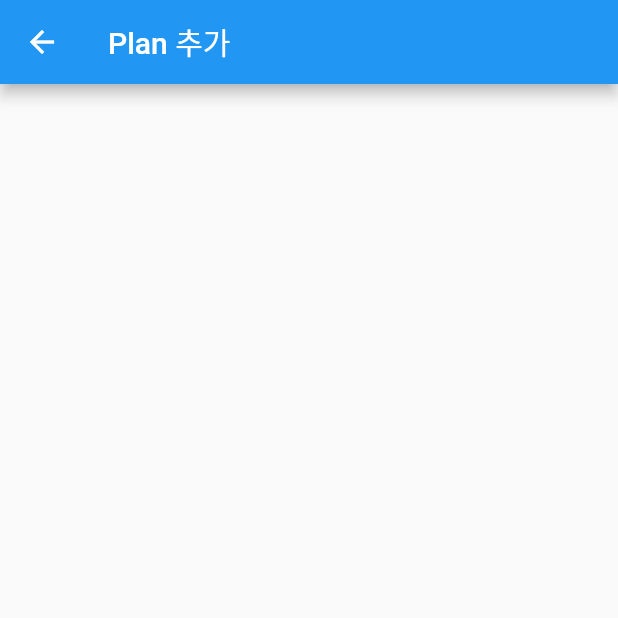
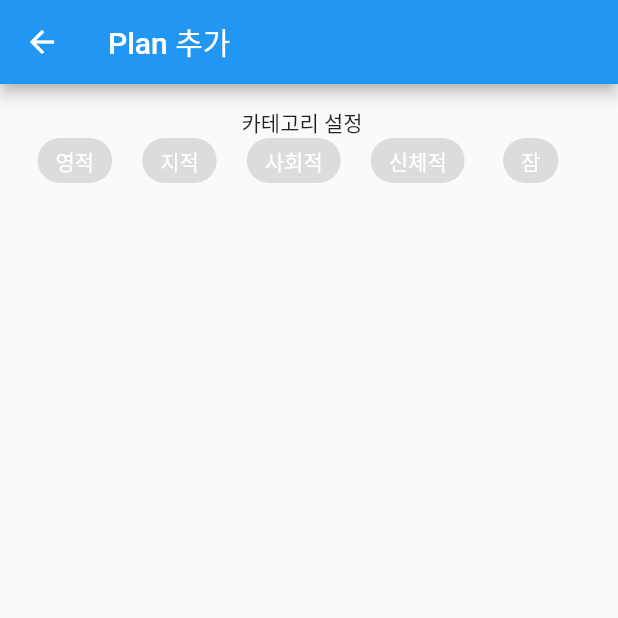
Before and after one commit to dionysus11-source/schedule-app-2021, a Flutter app: the AddPlanner screen opened by its route, on a phone screen of 412 x 824 dp, the top half of it. Run offline on Flutter 3.47's test engine with Material 2 defaults, Android fonts, the phone set to English and light mode, and no system bars; our stand-ins replace sqflite; accounts and stored records are empty.

Commit message:
Add Category Selection chip

```diff
--- a/lib/addPlanner.dart
+++ b/lib/addPlanner.dart
@@ -14,9 +14,53 @@ class AddPlanner extends StatefulWidget {
 }
 
 class _AddPlanner extends State<AddPlanner> {
+  TextEditingController contentController;
+  var category = ['영적', '지적', '사회적', '신체적', '잠'];
+  int _selectedIndex = -1;
+
   @override
   void initState() {
     super.initState();
+  }
+
+  Widget _buildChips() {
+    List<Widget> chips = new List();
+    print(category.length);
+
+    for (int i = 0; i < category.length; ++i) {
+      ChoiceChip choiceChip = ChoiceChip(
+        selected: _selectedIndex == i,
+        label: Text(
+          category[i],
+          style: TextStyle(color: Colors.white),
+        ),
+        //avatar: FlutterLogo(),
+        //elevation: 10,
+        //pressElevation: 5,
+        //shadowColor: Colors.teal,
+        //backgroundColor: Colors.black54,
+        //selectedColor: Colors.blue,
+        onSelected: (bool selected) {
+          setState(() {
+            if (selected) {
+              _selectedIndex = i;
+            }
+          });
+        },
+      );
+      print(choiceChip);
+      chips.add(Padding(
+        padding: EdgeInsets.symmetric(horizontal: 10),
+        child: choiceChip,
+      ));
+    }
+    print(chips[0]);
+    var test = ListView(
+      scrollDirection: Axis.horizontal,
+      children: chips,
+      shrinkWrap: true,
+    );
+    return test;
   }
 
   @override
@@ -25,11 +69,16 @@ class _AddPlanner extends State<AddPlanner> {
       appBar: AppBar(
         title: Text('Plan 추가'),
       ),
-      body: Container(
-        child: Center(
-          child: Column(
-            children: <Widget>[],
-          ),
+      body: Padding(
+        padding: const EdgeInsets.all(15.0),
+        child: Column(
+          children: <Widget>[
+            Text('카테고리 설정'),
+            Container(
+              height: 30,
+              child: _buildChips(),
+            )
+          ],
         ),
       ),
     );
--- a/lib/main.dart
+++ b/lib/main.dart
@@ -37,7 +37,7 @@ class MyApp extends StatelessWidget {
       initialRoute: '/',
       routes: {
         '/': (context) => MainPage(database),
-        'add': (context) => AddPlanner(database)
+        '/add': (context) => AddPlanner(database)
       },
     );
   }
@@ -115,6 +115,13 @@ class _MainPage extends State<MainPage> with SingleTickerProviderStateMixin {
         ],
         controller: controller,
       ),
+      floatingActionButton: FloatingActionButton(
+        onPressed: () async {
+          final todo = await Navigator.of(context).pushNamed('/add');
+        },
+        child: Icon(Icons.add),
+      ),
+      floatingActionButtonLocation: FloatingActionButtonLocation.centerFloat,
     );
   }
 }
--- a/lib/sub/dailyAddPage.dart
+++ b/lib/sub/dailyAddPage.dart
@@ -5,9 +5,7 @@ class DailyAddApp extends StatelessWidget {
   Widget build(BuildContext context) {
     return Scaffold(
       body: Container(
-        child: Center(
-          child: Text('첫번째 페이지'),
-        ),
+        child: Center(child: Text('첫번째 페이지')),
       ),
     );
   }
```
